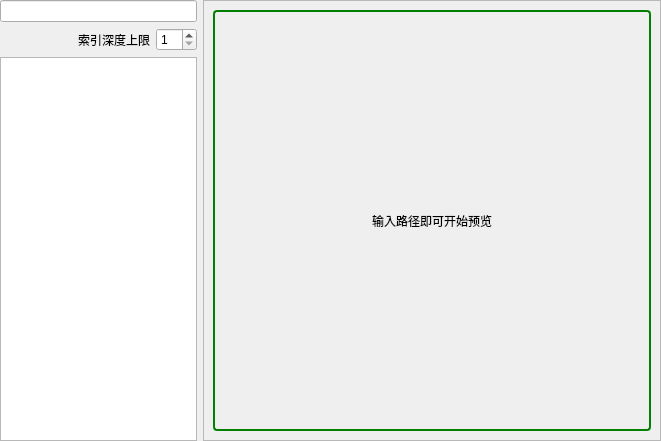
The window that src/view/imageview.ui (zinface/z-tools) describes before a commit, drawn with Qt 5.
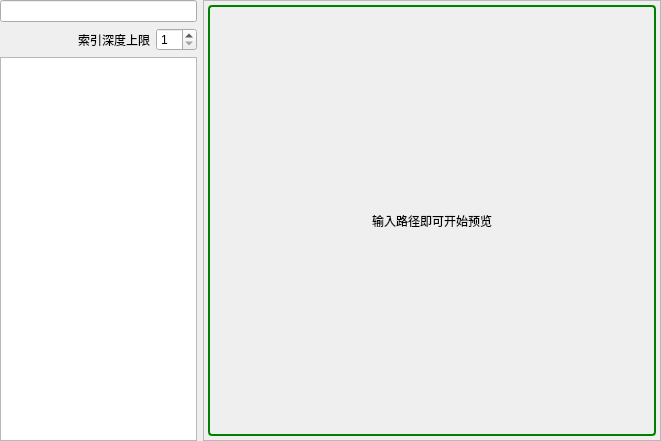
The same window after the commit.

Patch:
```diff
--- a/src/view/imageview.ui
+++ b/src/view/imageview.ui
@@ -88,6 +88,18 @@
        </rect>
       </property>
       <layout class="QGridLayout" name="gridLayout">
+       <property name="leftMargin">
+        <number>4</number>
+       </property>
+       <property name="topMargin">
+        <number>4</number>
+       </property>
+       <property name="rightMargin">
+        <number>4</number>
+       </property>
+       <property name="bottomMargin">
+        <number>4</number>
+       </property>
        <item row="0" column="0">
         <widget class="QLabel" name="label">
          <property name="contextMenuPolicy">
```
